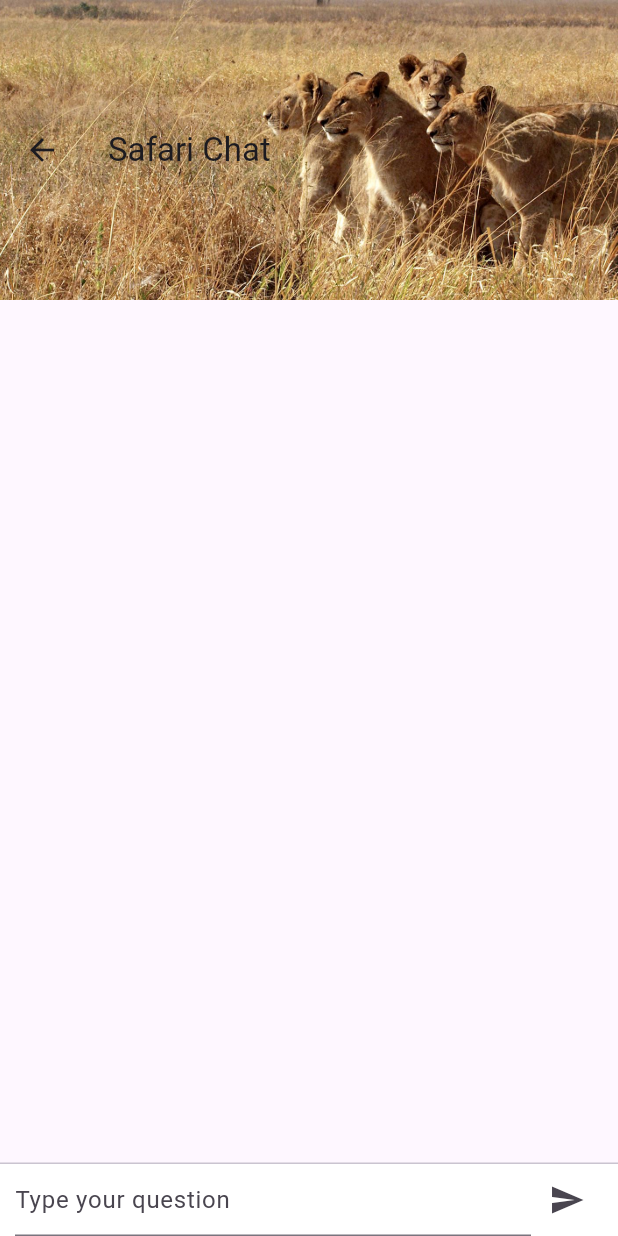
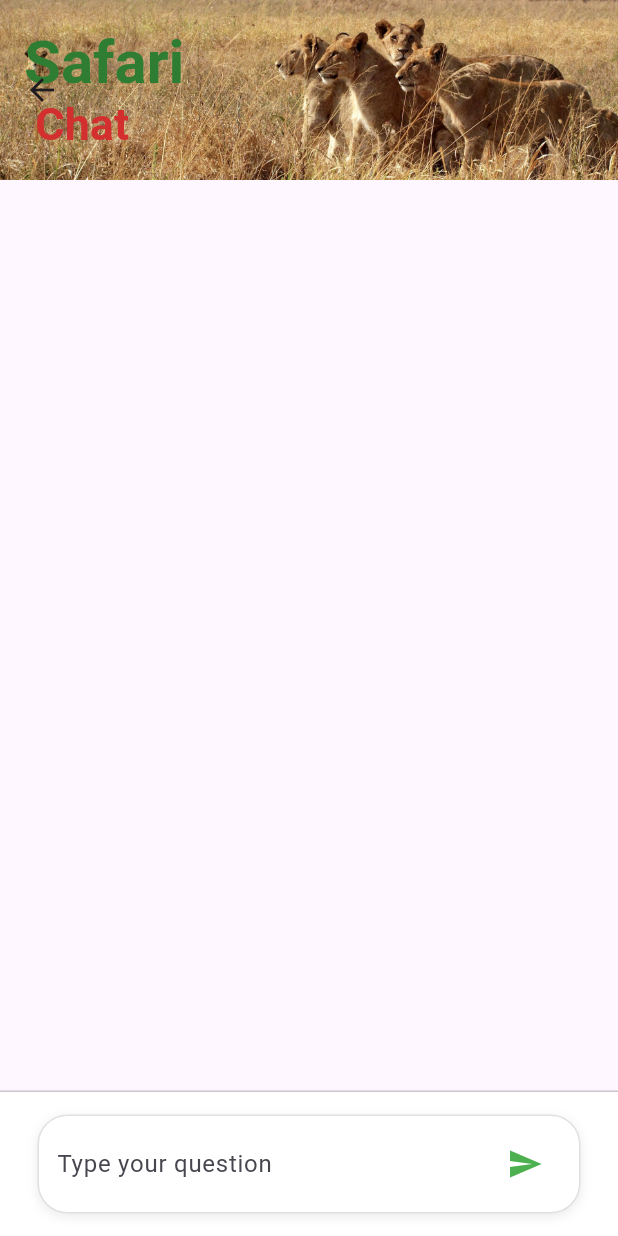
Before and after one commit to Sharon-Kairu/safari-chat, a Flutter app: the screen it shows after launch, after a tap on "Start Chat", on a phone screen of 412 x 824 dp. Run offline on Flutter 3.47's test engine with Material 3 defaults, Android fonts, the phone set to English and light mode, and no system bars.

Commit message:
Updated landing and chat UI

```diff
--- a/safari_chat_frontend/lib/pages/chat_page.dart
+++ b/safari_chat_frontend/lib/pages/chat_page.dart
@@ -41,8 +41,10 @@ class _ChatPageState extends State<ChatPage> {
       child: Container(
         margin: EdgeInsets.symmetric(vertical: 4, horizontal: 10),
         padding: EdgeInsets.all(12),
+        constraints: BoxConstraints(
+           maxWidth: 250),
         decoration: BoxDecoration(
-          color: isUser ? Colors.blue[100] : Colors.grey[300],
+          color: isUser ? Colors.green : Colors.red,
           borderRadius: BorderRadius.circular(12),
         ),
         child: Text(message['text'] ?? ''),
@@ -54,24 +56,61 @@ class _ChatPageState extends State<ChatPage> {
   Widget build(BuildContext context) {
     return Scaffold(
       appBar: AppBar(
-        toolbarHeight: 200,
+        toolbarHeight: 120,
         backgroundColor: Colors.transparent,
-        title: Text('Safari Chat'),
         elevation: 0,
-        flexibleSpace: Container(
+        flexibleSpace: Stack(
+          fit: StackFit.expand,
+          children: [
+            // Background Image
+            Container(
               decoration: BoxDecoration(
+
                 image: DecorationImage(
                   image: AssetImage('assets/appbar.jpg'),
                   fit: BoxFit.cover,
                 ),
               ),
             ),
+            // Overlay text
+            Padding(
+              padding: const EdgeInsets.only(left: 16.0, bottom: 20),
+              child: Align(
+                alignment: Alignment.bottomLeft,
+                child: RichText(
+                  text: TextSpan(
+                    children: [
+                      TextSpan(
+                        text: 'Safari\n',
+                        style: TextStyle(
+                          fontSize: 40,
+                          fontWeight: FontWeight.bold,
+                          color: Colors.green[800],
+                        ),
+                      ),
+                      TextSpan(
+                        text: ' Chat',
+                        style: TextStyle(
+                          fontSize: 30,
+                          fontWeight: FontWeight.bold,
+                          color: Colors.red[700],
+                        ),
+                      ),
+                    ],
+                  ),
+                ),
+              ),
+            ),
+          ],
+        ),
       ),
       body: Column(
+
         children: [
           Expanded(
             child: ListView.builder(
               padding: EdgeInsets.all(10),
+
               itemCount: _messages.length,
               itemBuilder: (context, index) {
                 return _buildMessage(_messages[index]);
@@ -81,21 +120,44 @@ class _ChatPageState extends State<ChatPage> {
           Divider(height: 1),
           Container(
             padding: EdgeInsets.symmetric(horizontal: 10),
+
             color: Colors.white,
+            child: Padding(
+              padding: const EdgeInsets.all(15.0),
+              child: Container(
+                padding: EdgeInsets.symmetric(horizontal: 12, vertical: 8),
+                decoration: BoxDecoration(
+                  color: Colors.white,
+                  borderRadius: BorderRadius.circular(20),
+                  border: Border.all(color: Colors.grey.shade300),
+                  boxShadow: [
+                    BoxShadow(
+                      color: Colors.grey.withOpacity(0.2),
+                      blurRadius: 5,
+                      offset: Offset(0, 2),
+                    )
+                  ],
+                ),
                 child: Row(
                   children: [
                     Expanded(
                       child: TextField(
                         controller: _controller,
-                    decoration: InputDecoration(hintText: "Type your question"),
+                        decoration: InputDecoration(
+                          hintText: "Type your question",
+                          border: InputBorder.none,
+                        ),
                       ),
                     ),
                     IconButton(
                       onPressed: _sendMessage,
-                  icon: Icon(Icons.send),
+                      icon: Icon(Icons.send, color: Colors.green),
                     ),
                   ],
                 ),
+              ),
+            ),
+
           )
         ],
       ),
--- a/safari_chat_frontend/lib/pages/landing_page.dart
+++ b/safari_chat_frontend/lib/pages/landing_page.dart
@@ -5,23 +5,73 @@ class LandingPage extends StatelessWidget {
   @override
   Widget build(BuildContext context) {
     return Scaffold(
-      appBar:AppBar(
-        toolbarHeight: 200,
-        backgroundColor:Colors.transparent,
-        title:Text('Safari Chat'),
+        appBar: AppBar(
+          toolbarHeight: 120,
+          backgroundColor: Colors.transparent,
           elevation: 0,
-        flexibleSpace: Container(
+          flexibleSpace: Stack(
+            fit: StackFit.expand,
+            children: [
+              // Background Image
+              Container(
+                decoration: BoxDecoration(
+                  borderRadius: BorderRadius.circular(12),
+                  image: DecorationImage(
+                    image: AssetImage('assets/appbar.jpg'),
+                    fit: BoxFit.cover,
+                  ),
+                ),
+              ),
+              // Overlay text
+              Padding(
+                padding: const EdgeInsets.only(left: 16.0, bottom: 20),
+                child: Align(
+                  alignment: Alignment.bottomLeft,
+                  child: RichText(
+                    text: TextSpan(
+                      children: [
+                        TextSpan(
+                          text: 'Safari\n',
+                          style: TextStyle(
+                            fontSize: 40,
+                            fontWeight: FontWeight.bold,
+                            color: Colors.green[800],
+                          ),
+                        ),
+                        TextSpan(
+                          text: ' Chat',
+                          style: TextStyle(
+                            fontSize: 30,
+                            fontWeight: FontWeight.bold,
+                            color: Colors.red[700],
+                          ),
+                        ),
+                      ],
+                    ),
+                  ),
+                ),
+              ),
+            ],
+          ),
+        ),
+
+
+      backgroundColor: Colors.white,
+      body: Stack(
+        children:[
+          Opacity(
+            opacity: 0.15, // Adjust this for more or less transparency
+            child: Container(
               decoration: BoxDecoration(
                 image: DecorationImage(
-              image: AssetImage('assets/appbar.jpg'),
-              fit:BoxFit.cover,
-            )
+                  image: AssetImage('assets/flag1.jpg'), // your image path
+                  fit: BoxFit.cover,
+                ),
               ),
             ),
           ),
 
-      backgroundColor: Colors.white,
-      body: Center(
+          Center(
             child: Padding(
             padding: const EdgeInsets.symmetric(horizontal: 24.0),
             child: Column(
@@ -31,6 +81,16 @@ class LandingPage extends StatelessWidget {
                   'Welcome to Safari Chat!',
                   style: TextStyle(fontSize: 28, fontWeight: FontWeight.bold),
                   textAlign: TextAlign.center,
+                ),
+                SizedBox(height: 40),
+
+                Text(
+                  "Your personalized AI guide for exploring Kenya’s top wildlife destinations",
+                  style: TextStyle(
+                    fontSize: 20,
+                    color: Colors.red
+                  ),
+
                 ),
                 SizedBox(height: 40),
                 ElevatedButton(
@@ -55,6 +115,7 @@ class LandingPage extends StatelessWidget {
               ],
             ),
                     ),
+          ),]
       ),
     );
   }
--- a/safari_chat_frontend/lib/services/api_service.dart
+++ b/safari_chat_frontend/lib/services/api_service.dart
@@ -3,7 +3,7 @@ import 'package:http/http.dart' as http;
 import 'dart:convert';
 
 class ApiService {
-  static const String baseUrl = "http://10.0.2.2:5000"; // Use 10.0.2.2 for Android emulator
+  static const String baseUrl = "http://192.168.100.17:5000"; // Use 10.0.2.2 for Android emulator
 
   static Future<String> pingServer() async {
     final response = await http.get(Uri.parse("$baseUrl/ping"));
--- a/safari_chat_frontend/pubspec.yaml
+++ b/safari_chat_frontend/pubspec.yaml
@@ -61,7 +61,7 @@ flutter:
 
   # To add assets to your application, add an assets section, like this:
   assets:
-    - assets/appbar.jpg
+    - assets/
 
   # An image asset can refer to one or more resolution-specific "variants", see
   # https://flutter.dev/assets-and-images/#resolution-aware
```
Also changed, not shown: safari_chat_frontend/assets/flag1.jpg (added). Lines whose indentation alone changed are shown as unchanged.
